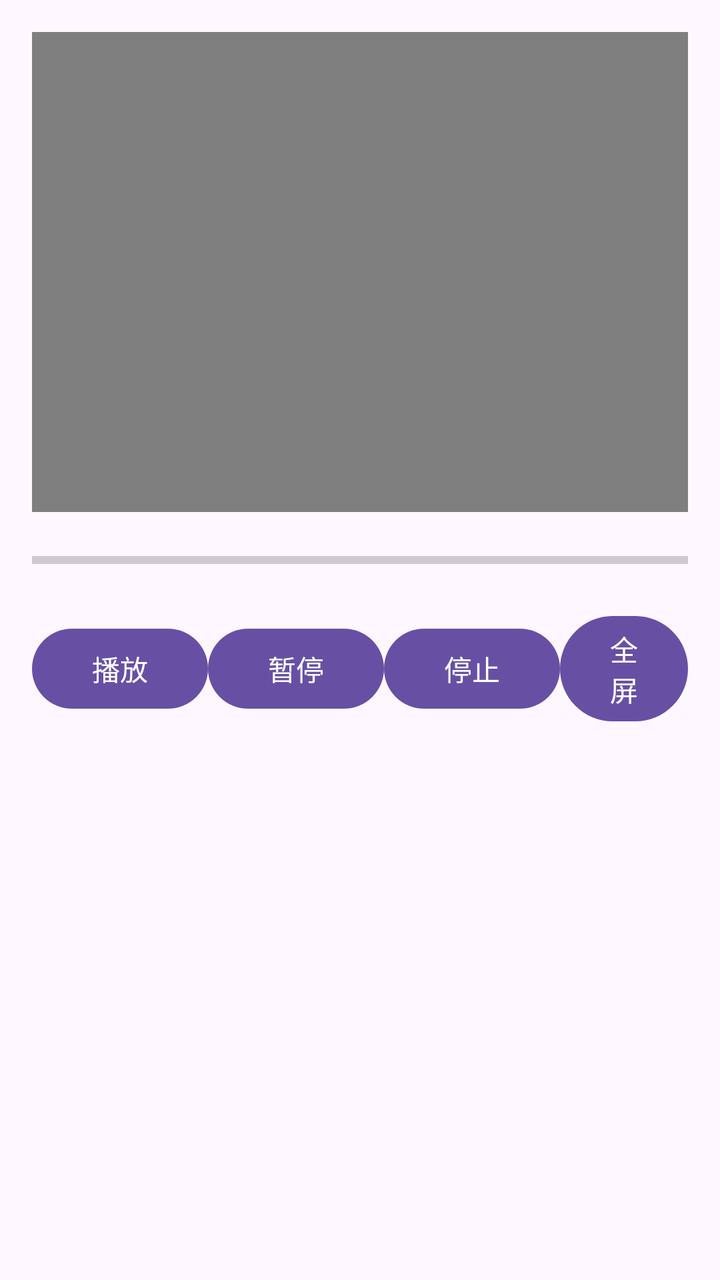
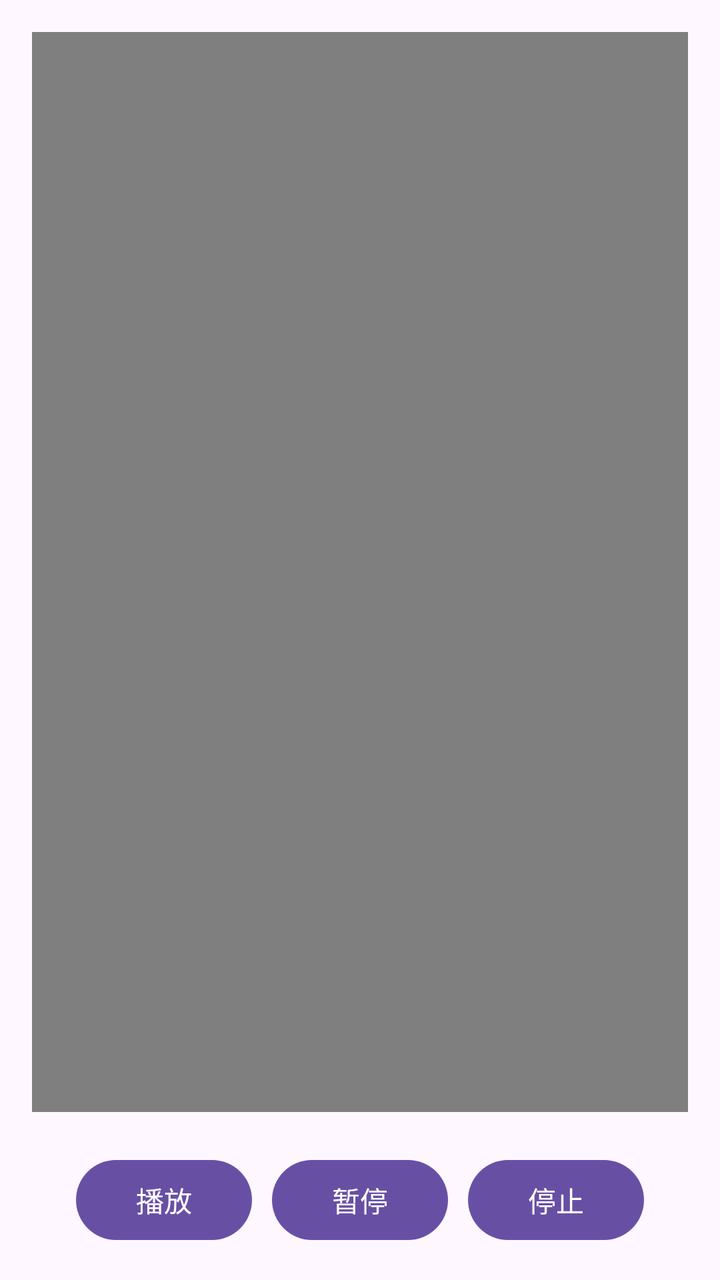

The first picture is an Android layout as it rendered before a commit; the second is the same layout after the commit. The layout source and the unified diff follow.
<!-- AndroidManifest.xml: application theme Theme.AndroidPractice15 -->
<!-- res/layout/activity_main.xml -->
<?xml version="1.0" encoding="utf-8"?>
<LinearLayout
    xmlns:android="http://schemas.android.com/apk/res/android"
    android:layout_width="match_parent"
    android:layout_height="match_parent"
    android:orientation="vertical"
    android:padding="16dp">

    
    <VideoView
        android:id="@+id/videoView"
        android:layout_width="match_parent"
        android:layout_height="240dp"
        android:layout_marginBottom="16dp"/>

    
    <ProgressBar
        android:id="@+id/progressBar"
        android:layout_width="match_parent"
        android:layout_height="wrap_content"
        android:layout_marginBottom="16dp"
        style="?android:attr/progressBarStyleHorizontal"/>

    
    <LinearLayout
        android:layout_width="match_parent"
        android:layout_height="wrap_content"
        android:orientation="horizontal"
        android:gravity="center">

        <Button
            android:id="@+id/btn_play"
            android:layout_width="wrap_content"
            android:layout_height="wrap_content"
            android:text="播放"
            />

        <Button
            android:id="@+id/btn_pause"
            android:layout_width="wrap_content"
            android:layout_height="wrap_content"
            android:text="暂停"
            />

        <Button
            android:id="@+id/btn_stop"
            android:layout_width="wrap_content"
            android:layout_height="wrap_content"
            android:text="停止"
            />

        <Button
            android:id="@+id/btn_fullscreen"
            android:layout_width="wrap_content"
            android:layout_height="wrap_content"
            android:text="全屏"
            />
    </LinearLayout>

</LinearLayout>
<!-- resources referenced by this layout -->
<resources>
  <style name="Theme.AndroidPractice15" parent="Base.Theme.AndroidPractice15" />
  <style name="Base.Theme.AndroidPractice15" parent="Theme.Material3.DayNight.NoActionBar">
          
          
      </style>
</resources>

<!-- the commit's change to res/layout/activity_main.xml (unified diff, before → after) -->
@@ -1,25 +1,18 @@
 <?xml version="1.0" encoding="utf-8"?>
-<LinearLayout
-    xmlns:android="http://schemas.android.com/apk/res/android"
+<LinearLayout xmlns:android="http://schemas.android.com/apk/res/android"
     android:layout_width="match_parent"
     android:layout_height="match_parent"
     android:orientation="vertical"
+    android:gravity="center_horizontal"
     android:padding="16dp">
 
     
     <VideoView
         android:id="@+id/videoView"
         android:layout_width="match_parent"
-        android:layout_height="240dp"
-        android:layout_marginBottom="16dp"/>
-
-    
-    <ProgressBar
-        android:id="@+id/progressBar"
-        android:layout_width="match_parent"
-        android:layout_height="wrap_content"
-        android:layout_marginBottom="16dp"
-        style="?android:attr/progressBarStyleHorizontal"/>
+        android:layout_height="0dp"
+        android:layout_weight="1"
+        android:layout_marginBottom="20dp"/>
 
     
     <LinearLayout
@@ -29,32 +22,23 @@
         android:gravity="center">
 
         <Button
-            android:id="@+id/btn_play"
+            android:id="@+id/btnPlay"
             android:layout_width="wrap_content"
             android:layout_height="wrap_content"
             android:text="播放"
-            />
+            android:layout_marginEnd="10dp"/>
 
         <Button
-            android:id="@+id/btn_pause"
+            android:id="@+id/btnPause"
             android:layout_width="wrap_content"
             android:layout_height="wrap_content"
             android:text="暂停"
-            />
+            android:layout_marginEnd="10dp"/>
 
         <Button
-            android:id="@+id/btn_stop"
+            android:id="@+id/btnStop"
             android:layout_width="wrap_content"
             android:layout_height="wrap_content"
-            android:text="停止"
-            />
-
-        <Button
-            android:id="@+id/btn_fullscreen"
-            android:layout_width="wrap_content"
-            android:layout_height="wrap_content"
-            android:text="全屏"
-            />
+            android:text="停止"/>
     </LinearLayout>
-
 </LinearLayout>
